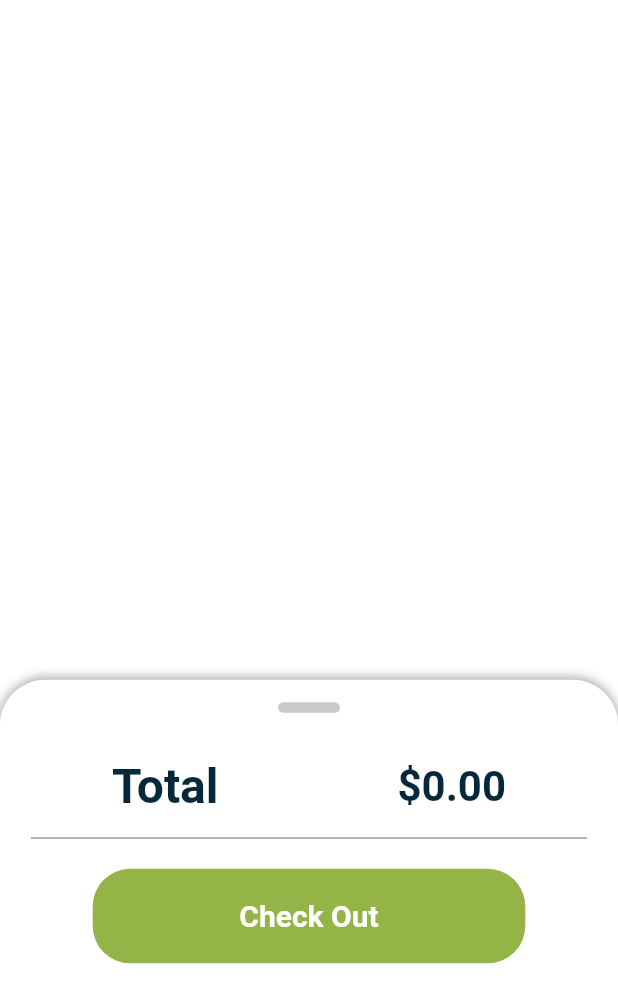
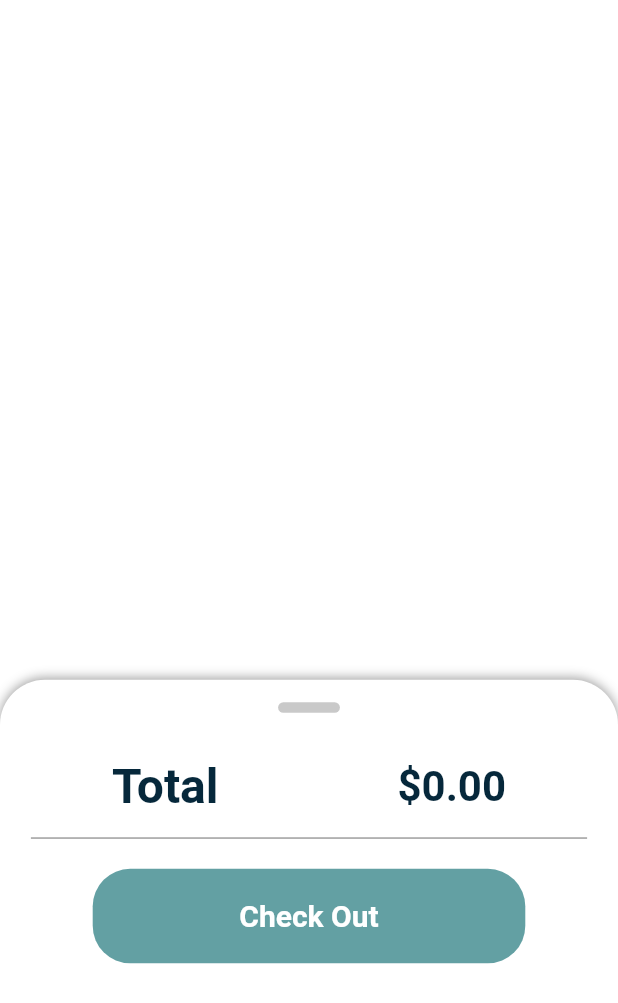
Before and after one commit to Omihiraj/claen_app, a Flutter app: the CartScreen screen opened directly, on a phone screen of 412 x 824 dp. Shown: the top 1003 px of the screen. Run offline on Flutter 3.47's test engine with Material 2 defaults, Android fonts, the phone set to English and light mode, and no system bars; our stand-ins replace cloud_firestore, email_validator, firebase_auth, firebase_core, geolocator; accounts and stored records are empty; network calls fail.

Commit message:
Change Color

```diff
--- a/lib/constants/constants.dart
+++ b/lib/constants/constants.dart
@@ -1,4 +1,4 @@
 import 'package:flutter/material.dart';
 
-const primaryColor = Color(0xFF94B447);
+const primaryColor = Color(0xFF63A0A3);
 const secondaryColor = Color(0xFF06283B);
```
Also changed, not shown: assets/main-cleaner.png.
